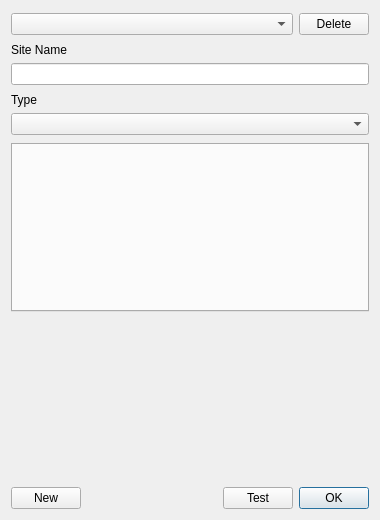
This is App/panes/server_manage/site_quick_manager_dialog.ui in fengzhu2007/anycode as Qt 5 draws it before an edit. The edited form follows.
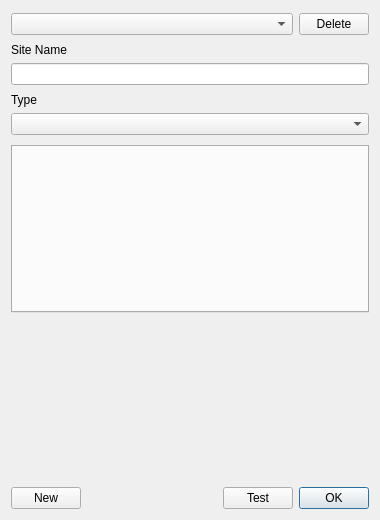
This is the edited form.

Diff of the .ui file:
```diff
--- a/App/panes/server_manage/site_quick_manager_dialog.ui
+++ b/App/panes/server_manage/site_quick_manager_dialog.ui
@@ -121,7 +121,7 @@
        <property name="sizeHint" stdset="0">
         <size>
          <width>20</width>
-         <height>2</height>
+         <height>4</height>
         </size>
        </property>
       </spacer>
```
